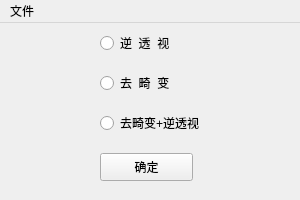
This is Source/QT Source/change-view/menu.ui in losehu/RUBO-UDIPM as Qt 5 draws it before an edit. The edited form follows.
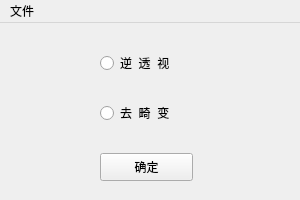
This is the edited form.

```diff
--- a/Source/QT Source/change-view/menu.ui
+++ b/Source/QT Source/change-view/menu.ui
@@ -18,7 +18,7 @@
     <property name="geometry">
      <rect>
       <x>100</x>
-      <y>10</y>
+      <y>30</y>
       <width>130</width>
       <height>20</height>
      </rect>
@@ -32,19 +32,6 @@
      <string>逆  透  视</string>
     </property>
    </widget>
-   <widget class="QRadioButton" name="radioButton_udipm">
-    <property name="geometry">
-     <rect>
-      <x>100</x>
-      <y>90</y>
-      <width>130</width>
-      <height>20</height>
-     </rect>
-    </property>
-    <property name="text">
-     <string>去畸变+逆透视</string>
-    </property>
-   </widget>
    <widget class="QPushButton" name="pushButton">
     <property name="geometry">
      <rect>
@@ -62,7 +49,7 @@
     <property name="geometry">
      <rect>
       <x>100</x>
-      <y>50</y>
+      <y>80</y>
       <width>130</width>
       <height>20</height>
      </rect>
```
